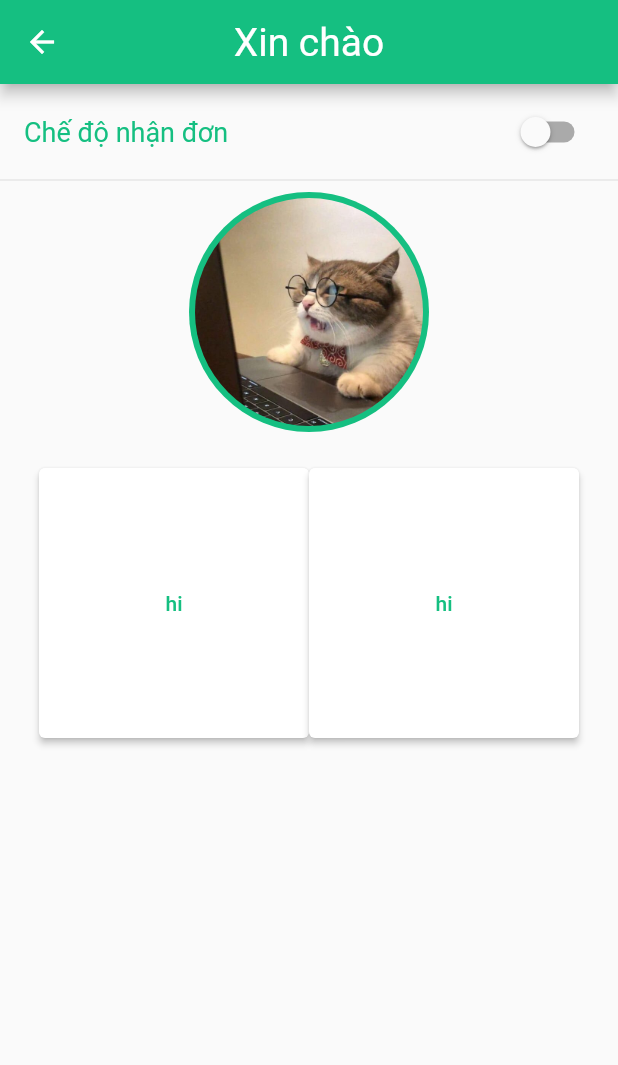
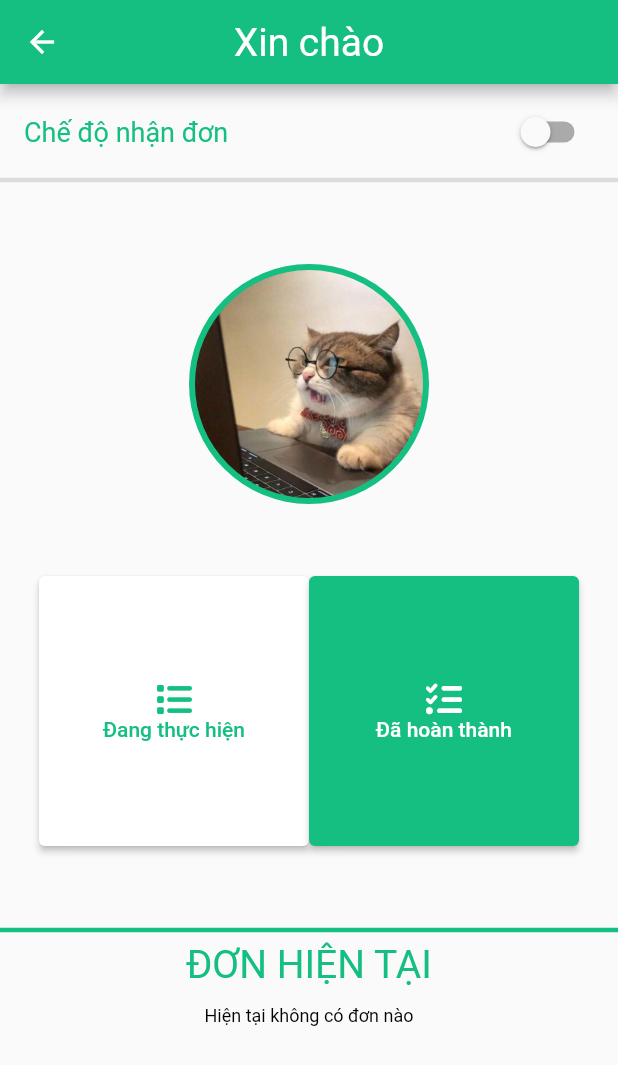
Before and after one commit to fptu-team-404-not-found/co_tam_houseworker_mobile, a Flutter app: the HomePage screen opened by its route, on a phone screen of 412 x 824 dp. Shown: the top 1065 px of the screen. Run offline on Flutter 3.47's test engine with Material 2 defaults, Android fonts, the phone set to English and light mode, and no system bars; our stand-ins replace flutter_clean_architecture, font_awesome_flutter.

Commit message:
[tienhuynh-tn] home-page done

```diff
--- a/lib/app/pages/home/home_view.dart
+++ b/lib/app/pages/home/home_view.dart
@@ -6,6 +6,7 @@ import 'package:co_tam_houseworker_mobile/app/widgets/switch_button.dart';
 import 'package:co_tam_houseworker_mobile/app/widgets/top_app_bar.dart';
 import 'package:flutter/material.dart';
 import 'package:flutter_clean_architecture/flutter_clean_architecture.dart';
+import 'package:font_awesome_flutter/font_awesome_flutter.dart';
 
 class HomePage extends View {
   const HomePage({super.key});
@@ -18,7 +19,6 @@ class HomePageView extends ViewState<HomePage, HomeController> {
   HomePageView() : super(HomeController());
 
   @override
-  // TODO: implement view
   Widget get view => Scaffold(
     appBar: const PreferredSize(
         preferredSize: Size(VisualDensity.maximumDensity, 56),
@@ -45,17 +45,27 @@ class HomePageView extends ViewState<HomePage, HomeController> {
             )
           ],
         ),
-        const Divider(),
+        const Divider(thickness: 3),
+        const SizedBox(height: 48),
         const Avatar(radius: 80),
-        SizedBox(height: 24),
+        const SizedBox(height: 48),
         Row(
           mainAxisAlignment: MainAxisAlignment.center,
           children: const [
-            SquareBoxButton(),
-            SquareBoxButton()
+            SquareBoxButton(text: 'Đang thực hiện', iconData: FontAwesomeIcons.list, subNumber: 1, isLight: true),
+            SquareBoxButton(text: 'Đã hoàn thành', iconData: FontAwesomeIcons.listCheck, subNumber: 1, isLight: false)
           ],
         ),
-
+        const SizedBox(height: 48),
+        const Divider(color: AppColor.primaryColor100, thickness: 3),
+        Column(
+          mainAxisSize: MainAxisSize.max,
+          children: const [
+            Text('ĐƠN HIỆN TẠI', style: AppText.headingLarge),
+            SizedBox(height: 12),
+            Text('Hiện tại không có đơn nào', style: AppText.textBlack)
+          ],
+        )
       ],
     ),
   );
--- a/lib/app/pages/login/login_controller.dart
+++ b/lib/app/pages/login/login_controller.dart
@@ -3,6 +3,5 @@ import 'package:flutter_clean_architecture/flutter_clean_architecture.dart';
 class LoginController extends Controller {
   @override
   void initListeners() {
-    // TODO: implement initListeners
   }
 }
--- a/lib/app/pages/login/login_view.dart
+++ b/lib/app/pages/login/login_view.dart
@@ -27,7 +27,7 @@ class LoginPageView extends ViewState<LoginPage, LoginController> {
       mainAxisSize: MainAxisSize.min,
       children: const [
         Center(child: Image(image: AssetImage('assets/img/login_img.png'))),
-        SizedBox(height: 10),
+        SizedBox(height: 50),
         LoginButton(title: 'Đăng nhập với Google', icon: FaIcon(FontAwesomeIcons.google)),
         SizedBox(height: 10),
         LoginButton(title: 'Đăng nhập với Facebook', icon: FaIcon(FontAwesomeIcons.facebook))
--- a/lib/app/utils/constant.dart
+++ b/lib/app/utils/constant.dart
@@ -43,4 +43,9 @@ class AppText {
       fontSize: 12,
       fontStyle: FontStyle.normal,
       color: AppColor.primaryColor100);
+  static const textBlack = TextStyle(
+      fontWeight: FontWeight.w400,
+      fontSize: 12,
+      fontStyle: FontStyle.normal,
+      color: AppColor.subColor100);
 }
--- a/lib/app/widgets/square_box_button.dart
+++ b/lib/app/widgets/square_box_button.dart
@@ -1,28 +1,47 @@
 import 'package:co_tam_houseworker_mobile/app/utils/constant.dart';
 import 'package:flutter/material.dart';
+import 'package:font_awesome_flutter/font_awesome_flutter.dart';
 
-class SquareBoxButton extends StatelessWidget {
-  const SquareBoxButton({Key? key}) : super(key: key);
+class SquareBoxButton extends StatefulWidget {
+  final String text;
+  final IconData iconData;
+  final int subNumber;
+  final bool isLight;
 
+  const SquareBoxButton(
+      {Key? key,
+      required this.text,
+      required this.iconData,
+      required this.subNumber,
+      required this.isLight})
+      : super(key: key);
+
+  @override
+  State<SquareBoxButton> createState() => _SquareBoxButtonState();
+}
+
+class _SquareBoxButtonState extends State<SquareBoxButton> {
   @override
   Widget build(BuildContext context) {
     return ElevatedButton(
       style: ButtonStyle(
-        // shape: MaterialStateProperty.all<RoundedRectangleBorder>(
-        //     RoundedRectangleBorder(
-        //         borderRadius: BorderRadius.circular(18.0),
-        //         side: BorderSide(color: Colors.red)
-        //     )
-        // ),
-        fixedSize: MaterialStateProperty.all(Size.square(180)),
-        backgroundColor: MaterialStateProperty.all(AppColor.secondaryColor100)
-      ),
+          fixedSize: MaterialStateProperty.all(const Size.square(180)),
+          backgroundColor: MaterialStateProperty.resolveWith((states) {
+            if (widget.isLight) {
+              return AppColor.secondaryColor100;
+            }
+            return AppColor.primaryColor100;
+          })),
       onPressed: () {},
-      child: const Text(
-        'hi',
-        style: TextStyle(
-          color: AppColor.primaryColor100
-        ),
+      child: Column(
+        mainAxisAlignment: MainAxisAlignment.center,
+        children: [
+          FaIcon(widget.iconData, color: (widget.isLight) ? AppColor.primaryColor100 : AppColor.secondaryColor100),
+          Text(
+            widget.text,
+            style: TextStyle(color: (widget.isLight) ? AppColor.primaryColor100 : AppColor.secondaryColor100),
+          ),
+        ],
       ),
     );
   }
```
Also changed, not shown: 1 other file.
